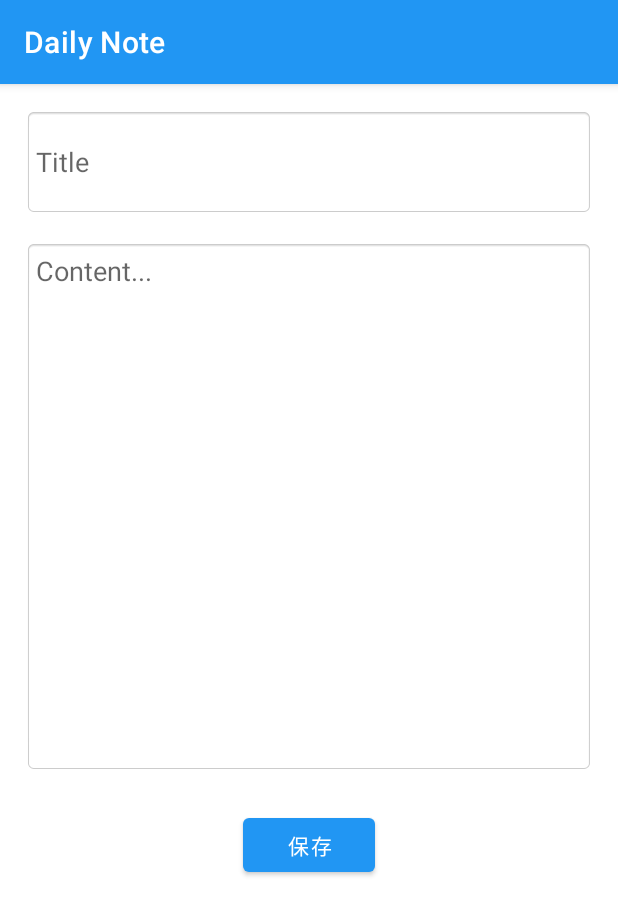
After one commit to CanLeeR/DailyNote, an Android app: the AddDiaryActivity screen opened directly, with no data from a screen before it, on a phone screen of 412 x 824 dp. The commit adds this screen. Shown: the top 915 px of the screen. Run offline under Robolectric (Android 15) with nearby library versions, the phone set to English and light mode, and no system bars; our stand-ins replace Room's generated code.

Commit message:
添加笔记功能

```diff
--- a/app/src/main/java/com/example/tamp/data/entities/Daily.java
+++ b/app/src/main/java/com/example/tamp/data/entities/Daily.java
@@ -46,6 +46,12 @@ public class Daily {
         this.content = content;
         this.date = date;
     }
+    @Ignore
+    public Daily( String title, String content) {
+        this.title = title;
+        this.content = content;
+    }
+
 
     public Daily(){
 
--- /dev/null
+++ b/app/src/main/java/com/example/tamp/ui/activities/AddDiaryActivity.java
@@ -0,0 +1,47 @@
+package com.example.tamp.ui.activities;
+
+import androidx.appcompat.app.AppCompatActivity;
+
+import android.os.Bundle;
+import android.view.View;
+import android.widget.EditText;
+
+import com.example.tamp.R;
+import com.example.tamp.data.AppDatabase;
+import com.example.tamp.data.Dao.DailyDao;
+import com.example.tamp.utils.UserUtils;
+import com.example.tamp.viewModel.AddDiaryViewModel;
+
+import java.time.LocalDate;
+
+public class AddDiaryActivity extends AppCompatActivity {
+
+    private EditText titleEditText, contentEditText;
+    private AddDiaryViewModel viewModel;
+    UserUtils userUtils;
+
+    @Override
+    protected void onCreate(Bundle savedInstanceState) {
+        super.onCreate(savedInstanceState);
+        setContentView(R.layout.activity_add_diary);
+
+        titleEditText = findViewById(R.id.titleEditText);
+        contentEditText = findViewById(R.id.contentEditText);
+
+        // 初始化ViewModel
+        AppDatabase db = AppDatabase.getInstance(getApplicationContext());
+        DailyDao dailyDao = db.dailyDao();
+        viewModel = new AddDiaryViewModel(dailyDao);
+    }
+
+    public void saveDiary(View view) {
+        String title = titleEditText.getText().toString().trim();
+        String content = contentEditText.getText().toString().trim();
+
+        int dailyId = userUtils.getLoggedInUserId(this);
+        LocalDate date = LocalDate.now();
+        viewModel.saveDiary(dailyId,title, content,date);
+
+        finish();
+    }
+}
--- /dev/null
+++ b/app/src/main/java/com/example/tamp/viewModel/AddDiaryViewModel.java
@@ -0,0 +1,30 @@
+package com.example.tamp.viewModel;
+
+import androidx.lifecycle.ViewModel;
+
+import com.example.tamp.data.Dao.DailyDao;
+import com.example.tamp.data.entities.Daily;
+import com.example.tamp.utils.UserUtils;
+
+import java.time.LocalDate;
+import java.util.concurrent.Executors;
+
+public class AddDiaryViewModel extends ViewModel {
+
+    private final DailyDao dailyDao;
+    UserUtils userUtils;
+
+    public AddDiaryViewModel(DailyDao dailyDao) {
+        this.dailyDao = dailyDao;
+    }
+
+    public void saveDiary(int dailyId, String title, String content, LocalDate date) {
+        Executors.newSingleThreadExecutor().execute(() -> {
+
+            Daily newDiary = new Daily(dailyId,title, content, date);
+
+            dailyDao.insertDaily(newDiary);
+        });
+    }
+
+}
--- /dev/null
+++ b/app/src/main/res/layout/activity_add_diary.xml
@@ -0,0 +1,45 @@
+<?xml version="1.0" encoding="utf-8"?>
+<ScrollView
+    xmlns:android="http://schemas.android.com/apk/res/android"
+    android:layout_width="match_parent"
+    android:layout_height="match_parent"
+    android:padding="16dp"
+    android:background="#ffffff">
+
+    <LinearLayout
+        android:layout_width="match_parent"
+        android:layout_height="wrap_content"
+        android:orientation="vertical"
+        android:gravity="center_horizontal">
+
+        <EditText
+            android:id="@+id/titleEditText"
+            android:layout_width="match_parent"
+            android:layout_height="72dp"
+            android:layout_marginBottom="16dp"
+            android:background="@android:drawable/editbox_background_normal"
+            android:hint="@string/hint_title"
+            android:inputType="textCapSentences"
+            android:padding="8dp" />
+
+        <EditText
+            android:id="@+id/contentEditText"
+            android:layout_width="match_parent"
+            android:layout_height="355dp"
+            android:layout_weight="1"
+            android:background="@android:drawable/editbox_background_normal"
+            android:gravity="top|start"
+            android:hint="@string/hint_content"
+            android:inputType="textMultiLine"
+            android:padding="8dp" />
+
+        <Button
+            android:layout_width="wrap_content"
+            android:layout_height="wrap_content"
+            android:text="@string/save"
+            android:layout_marginTop="24dp"
+            android:onClick="saveDiary"/>
+
+    </LinearLayout>
+
+</ScrollView>
--- a/app/src/main/res/values/strings.xml
+++ b/app/src/main/res/values/strings.xml
@@ -1,5 +1,7 @@
 <resources>
-    <string name="app_name">tamp</string>
-    <!-- TODO: Remove or change this placeholder text -->
+    <string name="app_name">Daily Note</string>
     <string name="hello_blank_fragment">Hello blank fragment</string>
+    <string name="hint_title">Title</string>
+    <string name="hint_content">Content...</string>
+    <string name="save">保存</string>
 </resources>
```
Also changed, not shown: app/src/main/AndroidManifest.xml (+7 -4 lines), app/src/main/java/com/example/tamp/fragments/DiaryFragment.java (+11 -0 lines), app/src/main/java/com/example/tamp/ui/activities/LoginActivity.java (+7 -14 lines), app/src/main/java/com/example/tamp/ui/activities/MainActivity.java (+49 -37 lines), app/src/main/java/com/example/tamp/utils/UserUtils.java (added, +26 -0 lines).
